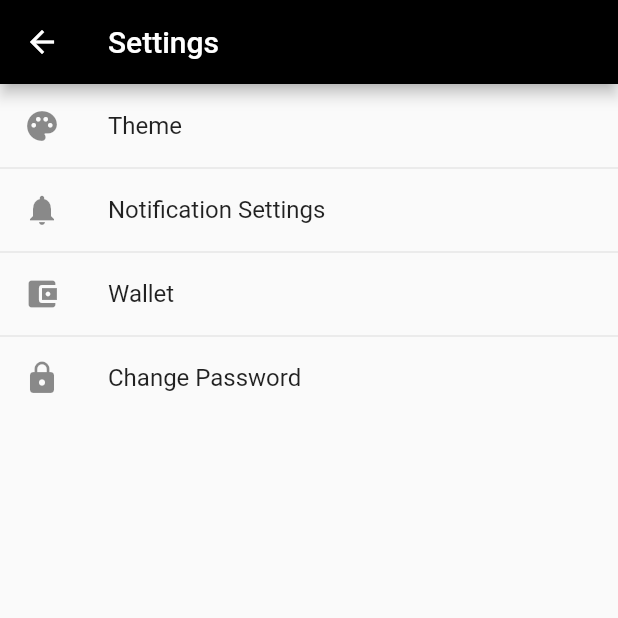
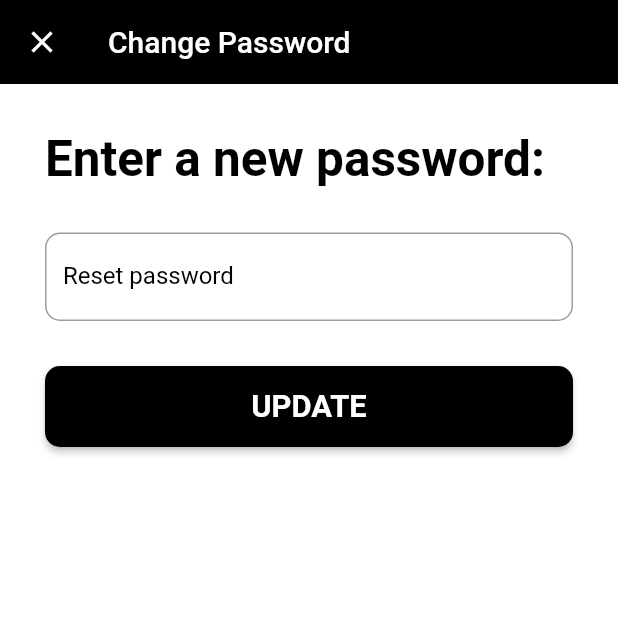
Before and after one commit to helenajullia/SwipeAway, a Flutter app: the SettingsPage screen opened directly, after a tap on "Change Password", on a phone screen of 412 x 824 dp, the top half of it. Run offline on Flutter 3.47's test engine with Material 2 defaults, Android fonts, the phone set to English and light mode, and no system bars; our stand-ins replace cloud_firestore, firebase_auth, firebase_core, firebase_database, get, google_fonts; accounts and stored records are empty; network calls fail.

Commit message:
Made the change password page

```diff
--- /dev/null
+++ b/lib/home/myAccount/settings/changePassword.dart
@@ -0,0 +1,110 @@
+import 'package:flutter/material.dart';
+import 'package:google_fonts/google_fonts.dart';
+import 'package:firebase_auth/firebase_auth.dart';
+import 'package:cloud_firestore/cloud_firestore.dart';
+
+class ChangePassword extends StatelessWidget {
+  // Create a TextEditingController for the password field
+  final TextEditingController passwordController = TextEditingController();
+
+  @override
+  Widget build(BuildContext context) {
+    return Scaffold(
+      backgroundColor: Colors.white,
+      appBar: AppBar(
+        backgroundColor: Colors.black,
+        elevation: 0,
+        leading: IconButton(
+          icon: Icon(Icons.close, color: Colors.white),
+          onPressed: () {
+            Navigator.of(context).pop();
+          },
+        ),
+        title: Text(
+          'Change Password',
+          style: GoogleFonts.roboto(
+            color: Colors.white, // Ensure the title text is white for contrast
+          ),
+        ),
+        // This ensures no title on the AppBar
+        centerTitle: false,
+      ),
+      body: Padding(
+        padding: const EdgeInsets.all(30.0),
+        child: Column(
+          crossAxisAlignment: CrossAxisAlignment.stretch,
+          children: <Widget>[
+            Text(
+              'Enter a new password:',
+              style: GoogleFonts.roboto(
+                color: Colors.black,
+                fontSize: MediaQuery.of(context).size.width * 0.08,
+                fontWeight: FontWeight.bold,
+              ),
+            ),
+            SizedBox(height: 30),
+            TextField(
+              controller: passwordController, // Use the TextEditingController
+              cursorColor: Colors.black,
+              decoration: InputDecoration(
+                labelText: 'Reset password',
+                labelStyle: TextStyle(color: Colors.black),
+                border: OutlineInputBorder(
+                  borderRadius: BorderRadius.circular(10),
+                ),
+                focusedBorder: OutlineInputBorder(
+                  borderRadius: BorderRadius.circular(10.0),
+                  borderSide: BorderSide(color: Colors.black, width: 1.5),  // Change the color and width as you wish
+                ),
+              ),
+              keyboardType: TextInputType.emailAddress,
+              obscureText: true,
+            ),
+            SizedBox(height: 30),
+            ElevatedButton(
+              onPressed: () async {
+                try {
+                  // Fetch the email of the current user
+                  final user = FirebaseAuth.instance.currentUser;
+                  if (user != null) {
+                    // Update password in Firestore
+                    await FirebaseFirestore.instance.collection('users').doc(user.email).update({
+                      'password': passwordController.text,
+                    });
+
+                    // Update password in Firebase Authentication
+                    await user.updatePassword(passwordController.text);
+                  }
+                  // Show a success message
+                  ScaffoldMessenger.of(context).showSnackBar(SnackBar(content: Text('Password updated successfully!')));
+
+                  Navigator.pop(context);
+                } catch (e) {
+                  // Handle error
+                  print('Error: $e');
+                  ScaffoldMessenger.of(context).showSnackBar(SnackBar(content: Text('Failed to update password. Try again.')));
+                }
+              },
+              style: ElevatedButton.styleFrom(
+                backgroundColor: Colors.black,
+                padding: EdgeInsets.symmetric(horizontal: 100, vertical: 15),
+                shape: RoundedRectangleBorder(
+                  borderRadius: BorderRadius.circular(10),
+
+                ),
+              ),
+              child: Text(
+                'UPDATE',
+                style: GoogleFonts.roboto(
+                  color: Colors.white,
+                  fontSize: MediaQuery.of(context).size.width * 0.05,
+                  fontWeight: FontWeight.bold,
+                ),
+              ),
+            ),
+          ],
+        ),
+      ),
+    );
+  }
+}
--- a/lib/home/myAccount/settings/settingsPage.dart
+++ b/lib/home/myAccount/settings/settingsPage.dart
@@ -1,5 +1,6 @@
 import 'package:flutter/material.dart';
 import 'package:google_fonts/google_fonts.dart';
+import 'package:swipe_away/home/myAccount/settings/changePassword.dart';
 import 'package:swipe_away/home/myAccount/settings/themePage.dart';
 import 'package:swipe_away/home/myAccount/settings/walletPage.dart';
 
@@ -50,7 +51,9 @@ class SettingsPage extends StatelessWidget {
               title: Text('Change Password', style: GoogleFonts.roboto()),
               leading: Icon(Icons.lock),
               onTap: () {
-                // Navigate to change password page
+                Navigator.of(context).push(MaterialPageRoute(
+                    builder: (context) => ChangePassword(),
+                ));
               },
             ),
             // ... Add other ListTile widgets for each setting as needed
```
